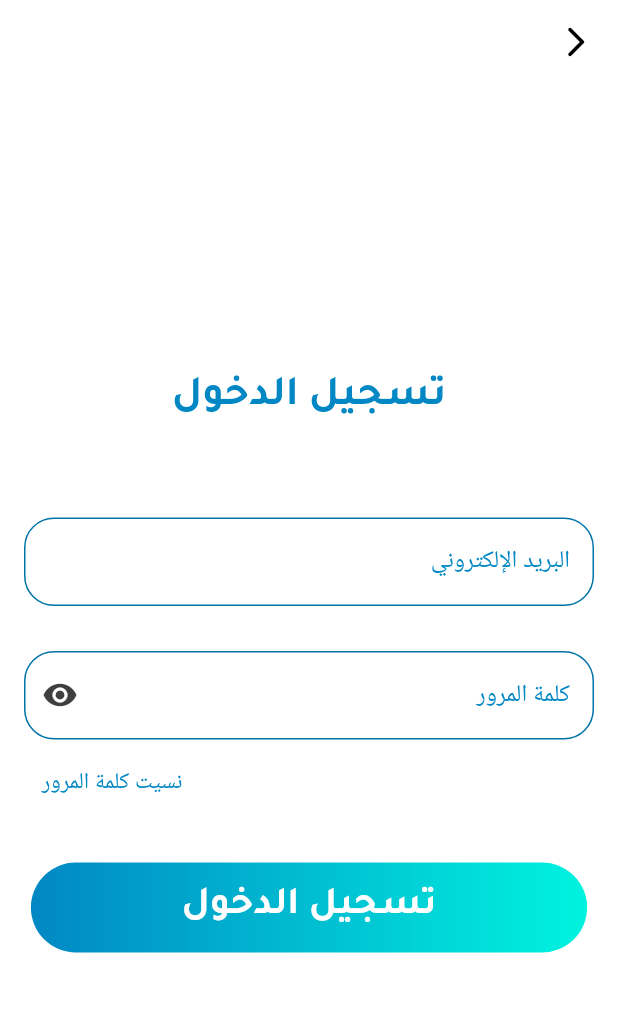
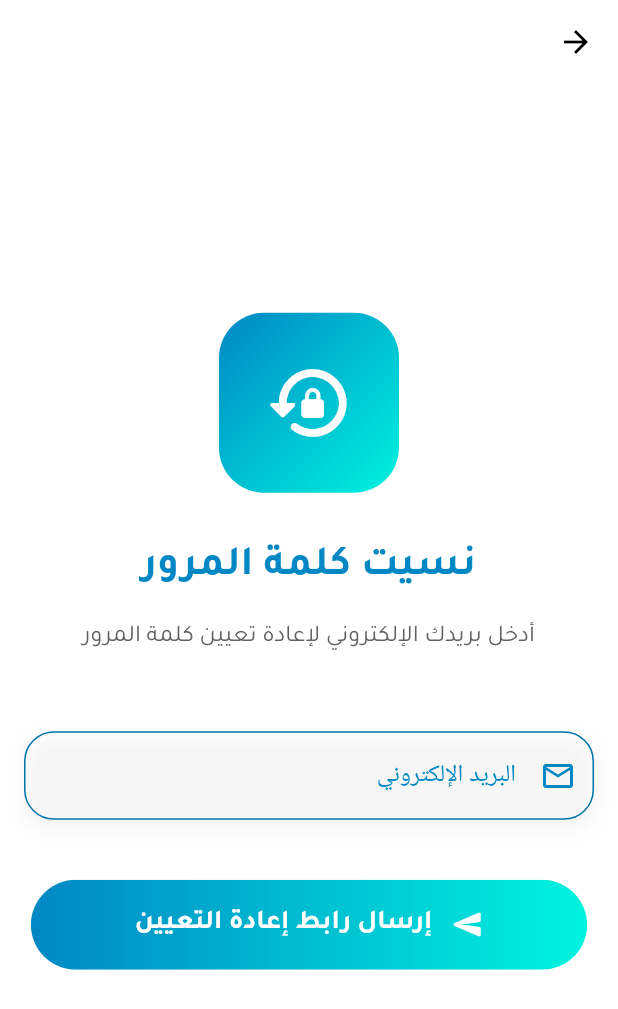
Before and after one commit to randasabry2002/aitu_app, a Flutter app: the SignInScreen screen opened directly, after a tap on "نسيت كلمة المرور", on a phone screen of 412 x 824 dp. Shown: the top 1009 px of the screen. Run offline on Flutter 3.47's test engine with Material 3 defaults, Android fonts, the phone set to English and light mode, and no system bars; our stand-ins replace cloud_firestore, connectivity_plus, dio, firebase_auth, firebase_core, flutter_map and 10 more; missing offline and left inert: flutter_pdfview; accounts and stored records are empty.

Commit message:
forgot password

```diff
--- /dev/null
+++ b/lib/screens/Sign_In&Up/ForgotPasswordScreen.dart
@@ -0,0 +1,242 @@
+// ignore_for_file: must_be_immutable
+
+import 'package:flutter/material.dart';
+import 'package:get/get.dart';
+import 'package:firebase_auth/firebase_auth.dart';
+import 'package:cloud_firestore/cloud_firestore.dart';
+import 'package:aitu_app/shared/constant.dart';
+import 'package:aitu_app/shared/reuableWidgets.dart';
+
+class ForgotPasswordScreen extends StatefulWidget {
+  const ForgotPasswordScreen({super.key});
+
+  @override
+  State<ForgotPasswordScreen> createState() => _ForgotPasswordScreenState();
+}
+
+class _ForgotPasswordScreenState extends State<ForgotPasswordScreen> {
+  String email = '';
+  bool _isLoading = false;
+  final _auth = FirebaseAuth.instance;
+
+  Future<void> _resetPassword() async {
+    if (email.isEmpty) {
+      Get.snackbar(
+        'تنبيه',
+        'الرجاء إدخال البريد الإلكتروني',
+        backgroundColor: Colors.red,
+        colorText: Colors.white,
+        snackPosition: SnackPosition.TOP,
+        duration: Duration(seconds: 3),
+      );
+      return;
+    }
+
+    setState(() => _isLoading = true);
+
+    try {
+      // First check if email exists in StudentsTable
+      QuerySnapshot studentQuery =
+          await FirebaseFirestore.instance
+              .collection('StudentsTable')
+              .where('email', isEqualTo: email)
+              .limit(1)
+              .get();
+
+      if (studentQuery.docs.isEmpty) {
+        throw Exception("email_not_found");
+      }
+
+      // If email exists, send password reset email
+      await _auth.sendPasswordResetEmail(email: email);
+
+      Get.snackbar(
+        'نجاح',
+        'تم إرسال رابط إعادة تعيين كلمة المرور إلى بريدك الإلكتروني',
+        backgroundColor: Colors.green,
+        colorText: Colors.white,
+        snackPosition: SnackPosition.TOP,
+        duration: Duration(seconds: 3),
+      );
+
+      // Navigate back to sign in screen
+      Get.back();
+    } catch (e) {
+      String errorMessage =
+          e.toString().contains("email_not_found")
+              ? "البريد الإلكتروني غير مسجل"
+              : "حدث خطأ أثناء إرسال رابط إعادة تعيين كلمة المرور";
+
+      Get.snackbar(
+        'خطأ',
+        errorMessage,
+        backgroundColor: Colors.red,
+        colorText: Colors.white,
+        snackPosition: SnackPosition.TOP,
+        duration: Duration(seconds: 3),
+      );
+    } finally {
+      setState(() => _isLoading = false);
+    }
+  }
+
+  @override
+  Widget build(BuildContext context) {
+    return Scaffold(
+      appBar: AppBar(
+        backgroundColor: Colors.transparent,
+        elevation: 0,
+        leading: IconButton(
+          icon: Icon(Icons.arrow_back, color: Colors.black),
+          onPressed: () => Get.back(),
+        ),
+      ),
+      backgroundColor: Color.fromARGB(255, 255, 255, 255),
+      body: Padding(
+        padding: const EdgeInsets.fromLTRB(16.0, 0, 16.0, 25.0),
+        child: Center(
+          child: SingleChildScrollView(
+            child: Column(
+              mainAxisAlignment: MainAxisAlignment.center,
+              children: [
+                // Icon container with gradient background
+                Container(
+                  width: 120,
+                  height: 120,
+                  decoration: BoxDecoration(
+                    gradient: LinearGradient(
+                      colors: [mainColor, Color.fromARGB(255, 0, 243, 223)],
+                      begin: Alignment.topLeft,
+                      end: Alignment.bottomRight,
+                    ),
+                    borderRadius: BorderRadius.circular(30),
+                  ),
+                  child: Icon(
+                    Icons.lock_reset_rounded,
+                    size: 60,
+                    color: Colors.white,
+                  ),
+                ),
+                SizedBox(height: 30),
+                Text(
+                  'نسيت كلمة المرور',
+                  style: TextStyle(
+                    color: mainColor,
+                    fontSize: 28,
+                    fontWeight: FontWeight.bold,
+                    fontFamily: 'Tajawal',
+                  ),
+                ),
+                SizedBox(height: 15),
+                Container(
+                  padding: EdgeInsets.symmetric(horizontal: 20),
+                  child: Text(
+                    'أدخل بريدك الإلكتروني لإعادة تعيين كلمة المرور',
+                    textAlign: TextAlign.center,
+                    style: TextStyle(
+                      color: Colors.grey[700],
+                      fontSize: 16,
+                      height: 1.5,
+                      fontFamily: 'Tajawal',
+                    ),
+                  ),
+                ),
+                SizedBox(height: 50),
+                Container(
+                  decoration: BoxDecoration(
+                    borderRadius: BorderRadius.circular(15),
+                    boxShadow: [
+                      BoxShadow(
+                        color: Colors.black.withOpacity(0.05),
+                        blurRadius: 10,
+                        offset: Offset(0, 5),
+                      ),
+                    ],
+                  ),
+                  child: CreateInput(
+                    textAlign: TextAlign.center,
+                    focusedBorderColor: mainColor,
+                    labelText: 'email'.tr,
+                    onChanged: (value) {
+                      setState(() {
+                        email = value;
+                      });
+                    },
+                    keyboardType: TextInputType.emailAddress,
+                    prefix: Icon(Icons.email_outlined, color: mainColor),
+                  ),
+                ),
+                SizedBox(height: 40),
+                Container(
+                  height: 60.0,
+                  width: MediaQuery.of(context).size.width * 0.9,
+                  child: Material(
+                    color: Colors.transparent,
+                    child: InkWell(
+                      onTap: _isLoading ? null : () => _resetPassword(),
+                      borderRadius: BorderRadius.circular(30),
+                      child: Ink(
+                        decoration: BoxDecoration(
+                          gradient: LinearGradient(
+                            colors: [
+                              mainColor,
+                              Color.fromARGB(255, 0, 243, 223),
+                            ],
+                            begin: Alignment.centerLeft,
+                            end: Alignment.centerRight,
+                          ),
+                          borderRadius: BorderRadius.circular(30),
+                        ),
+                        child: Container(
+                          padding: EdgeInsets.symmetric(
+                            horizontal: 30,
+                            vertical: 15,
+                          ),
+                          child: Center(
+                            child:
+                                _isLoading
+                                    ? SizedBox(
+                                      width: 24,
+                                      height: 24,
+                                      child: CircularProgressIndicator(
+                                        color: Colors.white,
+                                        strokeWidth: 2.5,
+                                      ),
+                                    )
+                                    : Row(
+                                      mainAxisAlignment:
+                                          MainAxisAlignment.center,
+                                      children: [
+                                        Icon(
+                                          Icons.send_rounded,
+                                          color: Colors.white,
+                                          size: 22,
+                                        ),
+                                        SizedBox(width: 12),
+                                        Text(
+                                          'إرسال رابط إعادة التعيين',
+                                          textAlign: TextAlign.center,
+                                          style: TextStyle(
+                                            color: Colors.white,
+                                            fontSize: 18,
+                                            fontWeight: FontWeight.w600,
+                                            fontFamily: 'Tajawal',
+                                            letterSpacing: 0.5,
+                                          ),
+                                        ),
+                                      ],
+                                    ),
+                          ),
+                        ),
+                      ),
+                    ),
+                  ),
+                ),
+              ],
+            ),
+          ),
+        ),
+      ),
+    );
+  }
+}
--- a/lib/screens/Sign_In&Up/SignInScreen.dart
+++ b/lib/screens/Sign_In&Up/SignInScreen.dart
@@ -9,8 +9,9 @@ import 'package:get/get.dart';
 import 'package:firebase_auth/firebase_auth.dart';
 import 'package:shared_preferences/shared_preferences.dart';
 import 'package:cloud_firestore/cloud_firestore.dart';
-import '../Attendance_Part_Pages/homeScreen.dart';
-import '../Distribution_Pages/Instructions.dart';
+import 'package:aitu_app/screens/Attendance_Part_Pages/homeScreen.dart';
+import 'package:aitu_app/screens/Distribution_Pages/Instructions.dart';
+import 'package:aitu_app/screens/Sign_In&Up/ForgotPasswordScreen.dart';
 
 class SignInScreen extends StatefulWidget {
   @override
@@ -198,11 +199,10 @@ class _SignInScreenState extends State<SignInScreen> {
                     children: [
                       TextButton(
                         onPressed: () {
-                          // Add your navigation logic here
-                          // Get.to(() => ForgetPasswordScreen());
+                          Get.to(() => ForgotPasswordScreen());
                         },
                         child: Text(
-                          'نسيت كلمة المرور'.tr, // Translated text
+                          'نسيت كلمة المرور'.tr,
                           style: TextStyle(color: mainColor, fontSize: 15),
                         ),
                       ),
```
Also changed, not shown: lib/main.dart (line endings or trailing spaces), 1 other file.
